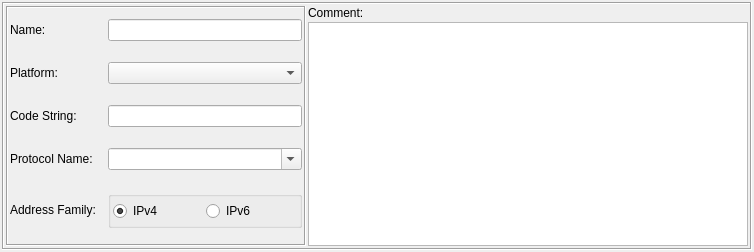
Above: src/gui/customservicedialog_q.ui from fwbuilder/fwbuilder before the change. Below: the same form after it.
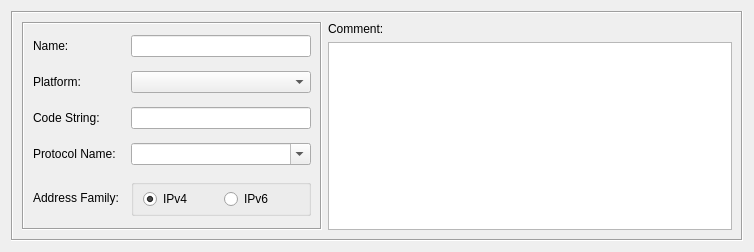
That is the form after the change.

Commit message: See #501 Finally cleaned up dialog layout for all object dialogs. Had to remove default margin and spacing in the "form setting" for each dialog

```diff
--- a/src/gui/customservicedialog_q.ui
+++ b/src/gui/customservicedialog_q.ui
@@ -15,19 +15,8 @@
   <property name="windowTitle" >
    <string>Custom Service</string>
   </property>
-  <layout class="QGridLayout" >
-   <property name="margin" >
-    <number>2</number>
-   </property>
-   <property name="spacing" >
-    <number>0</number>
-   </property>
+  <layout class="QGridLayout" name="gridLayout_4" >
    <item row="0" column="0" >
-    <layout class="QVBoxLayout" >
-     <property name="spacing" >
-      <number>2</number>
-     </property>
-     <item>
       <widget class="QFrame" name="frame7" >
        <property name="frameShape" >
         <enum>QFrame::Box</enum>
@@ -293,10 +282,7 @@
       </widget>
      </item>
     </layout>
-   </item>
-  </layout>
  </widget>
- <layoutdefault spacing="2" margin="2" />
  <tabstops>
   <tabstop>obj_name</tabstop>
   <tabstop>platform</tabstop>
```
Left out of the diff: 1 changed line with no effect on the pictures. Lines whose indentation alone changed are shown as unchanged. The commit also changes 30 other files.
